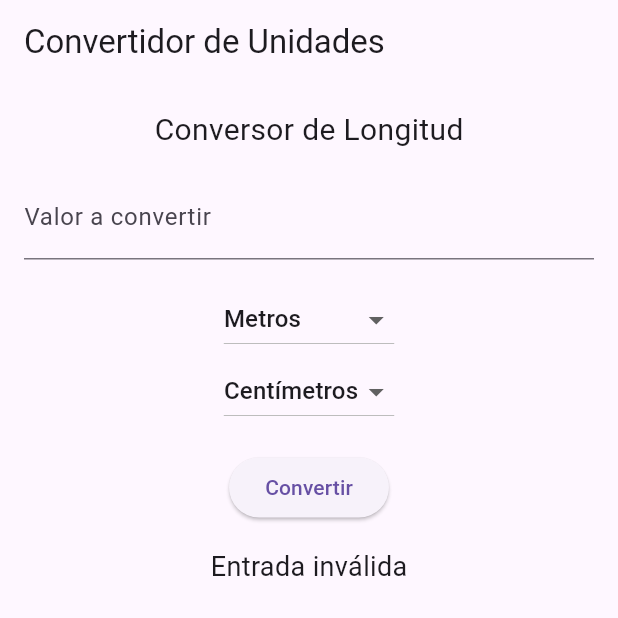
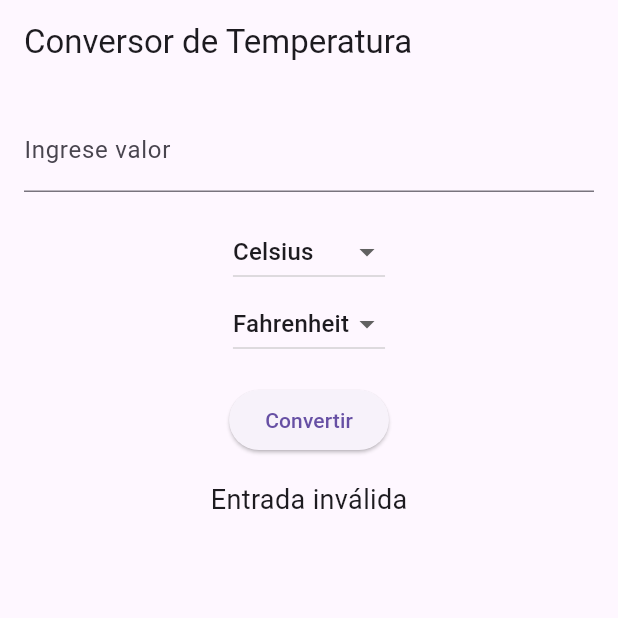
Before and after one commit to devfernando23/flutter-class, a Flutter app: the screen it shows after launch, after a tap on "Convertir", on a phone screen of 412 x 824 dp, the top half of it. Run offline on Flutter 3.47's test engine with Material 3 defaults, Android fonts, the light colour scheme and no system bars.

Commit message:
Proyecto de Convertidor de Temperatura

```diff
--- /dev/null
+++ b/lib/controller/temperature_controller.dart
@@ -0,0 +1,24 @@
+// CONTROLADOR: Conecta la vista con el modelo.
+// La vista le pasa datos, el controlador los procesa con ayuda del modelo
+// y devuelve el resultado a la vista.
+
+import '../model/temperature_model.dart';
+
+class TemperatureController {
+  // Instancia del modelo
+  final TemperatureModel _model = TemperatureModel();
+
+  // Método que decide qué conversión hacer según las unidades seleccionadas
+  double convertir(String tipoOrigen, String tipoDestino, double valor) {
+    if (tipoOrigen == tipoDestino) {
+      // Si ambas unidades son iguales, no hace conversión
+      return valor;
+    } else if (tipoOrigen == 'Celsius' && tipoDestino == 'Fahrenheit') {
+      return _model.celsiusToFahrenheit(valor);
+    } else if (tipoOrigen == 'Fahrenheit' && tipoDestino == 'Celsius') {
+      return _model.fahrenheitToCelsius(valor);
+    } else {
+      throw Exception('Conversión no soportada');
+    }
+  }
+}
--- a/lib/main.dart
+++ b/lib/main.dart
@@ -1,170 +1,22 @@
-// Importamos el paquete base de Flutter para construir la app
 import 'package:flutter/material.dart';
+import 'view/converter_view.dart'; // Importamos la vista principal
 
-// Función principal que inicia la app. Llama a UnitConverterApp.
-void main() => runApp(const UnitConverterApp());
+// Función principal que inicia la aplicación
+void main() {
+  // runApp: método que dibuja el widget raíz de la app
+  runApp(const TemperatureApp());
+}
 
-// Widget principal de la aplicación
-class UnitConverterApp extends StatelessWidget {
-  const UnitConverterApp({super.key});
+// Widget raíz (Stateless porque no cambia su estado interno)
+class TemperatureApp extends StatelessWidget {
+  const TemperatureApp({super.key});
 
   @override
   Widget build(BuildContext context) {
-    // MaterialApp es el contenedor principal del estilo Material Design
     return MaterialApp(
-      title: 'Convertidor de Unidades',
-      theme: ThemeData(primarySwatch: Colors.indigo), // Color del tema principal
-      home: const ConverterPage(), // Página principal de la app
+      title: 'Conversor de Temperatura',
+      theme: ThemeData(primarySwatch: Colors.blue), // Tema general
+      home: const ConverterView(), // Vista inicial de la app
     );
   }
 }
-
-// Modelo que representa una unidad de medida (ej. metros, centímetros)
-class UnidadDeMedida {
-  final String nombre; // Nombre visible de la unidad (ej. "Metros")
-
-  // Función que convierte un valor desde esta unidad a una unidad base
-  final double Function(double valor) convertirABase;
-
-  // Función que convierte desde la unidad base hacia esta unidad
-  final double Function(double valor) convertirDesdeBase;
-
-  UnidadDeMedida({
-    required this.nombre,
-    required this.convertirABase,
-    required this.convertirDesdeBase,
-  });
-
-  // Esto permite que el nombre de la unidad se muestre directamente en los Dropdowns
-  @override
-  String toString() => nombre;
-}
-
-// Lista de unidades de longitud disponibles en el conversor
-final List<UnidadDeMedida> unidadesLongitud = [
-  UnidadDeMedida(
-    nombre: 'Metros',
-    convertirABase: (v) => v,           // Ya está en unidad base
-    convertirDesdeBase: (v) => v,
-  ),
-  UnidadDeMedida(
-    nombre: 'Centímetros',
-    convertirABase: (v) => v / 100,     // Convierte a metros
-    convertirDesdeBase: (v) => v * 100, // Convierte desde metros
-  ),
-  UnidadDeMedida(
-    nombre: 'Kilómetros',
-    convertirABase: (v) => v * 1000,    // Contierte a metros
-    convertirDesdeBase: (v) => v / 1000,//Convierte desde kilometros
-  ),
-];
-
-// Widget con estado donde ocurre la lógica y se muestra la interfaz principal
-class ConverterPage extends StatefulWidget {
-  const ConverterPage({super.key});
-
-  @override
-  State<ConverterPage> createState() => _ConverterPageState();
-}
-
-class _ConverterPageState extends State<ConverterPage> {
-  // Unidad seleccionada en origen y destino
-  UnidadDeMedida? unidadOrigen = unidadesLongitud[0];
-  UnidadDeMedida? unidadDestino = unidadesLongitud[1];
-
-  // Controlador del campo de texto donde se ingresa el número
-  TextEditingController controller = TextEditingController();
-
-  // Resultado del cálculo (texto que se muestra debajo)
-  String resultado = '';
-  void convertir() {
-    final valor = double.tryParse(controller.text); // Intenta convertir a número
-
-    if (valor == null) {
-      // Si el valor no es válido, mostramos mensaje de error
-      setState(() {
-        resultado = 'Entrada inválida';
-      });
-      return;
-    }
-
-    // Paso 1: convertir a unidad base (metros)
-    final valorBase = unidadOrigen!.convertirABase(valor);
-
-    // Paso 2: convertir desde unidad base a unidad destino
-    final valorConvertido = unidadDestino!.convertirDesdeBase(valorBase);
-
-    // Actualizamos la vista con el resultado
-    setState(() {
-      resultado =
-          '$valor ${unidadOrigen!.nombre} = ${valorConvertido.toStringAsFixed(2)} ${unidadDestino!.nombre}';
-    });
-  }
-  @override
-  Widget build(BuildContext context) {
-    return Scaffold(
-      appBar: AppBar(title: const Text('Convertidor de Unidades')),
-
-      body: Padding(
-        padding: const EdgeInsets.all(16.0), // Espaciado interno
-        child: Column(
-          children: [
-            const Text(
-              'Conversor de Longitud',
-              style: TextStyle(fontSize: 20),
-            ),
-            const SizedBox(height: 16),
-
-            // Campo de entrada numérica
-            TextField(
-              controller: controller,
-              keyboardType: TextInputType.number,
-              decoration: const InputDecoration(labelText: 'Valor a convertir'),
-            ),
-            const SizedBox(height: 16),
-
-            // Selector de unidad origen
-            DropdownButton<UnidadDeMedida>(
-              value: unidadOrigen,
-              onChanged: (nueva) => setState(() => unidadOrigen = nueva),
-              items: unidadesLongitud.map((unidad) {
-                return DropdownMenuItem(
-                  value: unidad,
-                  child: Text(unidad.nombre),
-                );
-              }).toList(),
-            ),
-
-            // Selector de unidad destino
-            DropdownButton<UnidadDeMedida>(
-              value: unidadDestino,
-              onChanged: (nueva) => setState(() => unidadDestino = nueva),
-              items: unidadesLongitud.map((unidad) {
-                return DropdownMenuItem(
-                  value: unidad,
-                  child: Text(unidad.nombre),
-                );
-              }).toList(),
-            ),
-
-            const SizedBox(height: 16),
-
-            // Botón de conversión
-            ElevatedButton(
-              onPressed: convertir,
-              child: const Text('Convertir'),
-            ),
-
-            const SizedBox(height: 16),
-
-            // Texto del resultado
-            Text(
-              resultado,
-              style: const TextStyle(fontSize: 18),
-            ),
-          ],
-        ),
-      ),
-    );
-  }
-}
--- /dev/null
+++ b/lib/model/temperature_model.dart
@@ -0,0 +1,14 @@
+// MODELO: Contiene la lógica de negocio (cálculos, datos, reglas)
+// No conoce nada de la interfaz gráfica
+
+class TemperatureModel {
+  // Convierte Celsius a Fahrenheit
+  double celsiusToFahrenheit(double celsius) {
+    return (celsius * 9 / 5) + 32;
+  }
+
+  // Convierte Fahrenheit a Celsius
+  double fahrenheitToCelsius(double fahrenheit) {
+    return (fahrenheit - 32) * 5 / 9;
+  }
+}
--- /dev/null
+++ b/lib/view/converter_view.dart
@@ -0,0 +1,115 @@
+// VISTA: Contiene la interfaz gráfica y la interacción con el usuario.
+// No hace cálculos, sino que llama al controlador.
+
+import 'package:flutter/material.dart';
+import '../controller/temperature_controller.dart';
+
+class ConverterView extends StatefulWidget {
+  const ConverterView({super.key});
+
+  @override
+  State<ConverterView> createState() => _ConverterViewState();
+}
+
+class _ConverterViewState extends State<ConverterView> {
+  // Controlador para manejar la lógica
+  final TemperatureController _controller = TemperatureController();
+
+  // Controlador del campo de texto donde el usuario ingresa el valor
+  final TextEditingController _inputController = TextEditingController();
+
+  // Variables para almacenar la unidad seleccionada
+  String _unidadOrigen = 'Celsius';
+  String _unidadDestino = 'Fahrenheit';
+
+  // Texto que mostrará el resultado
+  String _resultado = '';
+
+  // Lista de unidades disponibles
+  final List<String> _unidades = ['Celsius', 'Fahrenheit'];
+
+  // Método que se ejecuta al presionar el botón "Convertir"
+  void _convertir() {
+    // Convertir el texto a número
+    final valor = double.tryParse(_inputController.text);
+
+    if (valor == null) {
+      // Si no es número válido, mostrar error
+      setState(() {
+        _resultado = 'Entrada inválida';
+      });
+      return;
+    }
+
+    // Usar el controlador para hacer la conversión
+    final valorConvertido =
+        _controller.convertir(_unidadOrigen, _unidadDestino, valor);
+
+    // Actualizar la interfaz con el resultado
+    setState(() {
+      _resultado =
+          '$valor $_unidadOrigen = ${valorConvertido.toStringAsFixed(2)} $_unidadDestino';
+    });
+  }
+
+  @override
+  Widget build(BuildContext context) {
+    return Scaffold(
+      appBar: AppBar(title: const Text('Conversor de Temperatura')),
+      body: Padding(
+        padding: const EdgeInsets.all(16.0), // Márgenes internos
+        child: Column(
+          children: [
+            // Campo para que el usuario ingrese el valor
+            TextField(
+              controller: _inputController,
+              keyboardType: TextInputType.number,
+              decoration: const InputDecoration(
+                labelText: 'Ingrese valor',
+              ),
+            ),
+            const SizedBox(height: 16),
+
+            // Selector de unidad de origen
+            DropdownButton<String>(
+              value: _unidadOrigen,
+              onChanged: (value) => setState(() => _unidadOrigen = value!),
+              items: _unidades
+                  .map((unidad) => DropdownMenuItem(
+                        value: unidad,
+                        child: Text(unidad),
+                      ))
+                  .toList(),
+            ),
+
+            // Selector de unidad de destino
+            DropdownButton<String>(
+              value: _unidadDestino,
+              onChanged: (value) => setState(() => _unidadDestino = value!),
+              items: _unidades
+                  .map((unidad) => DropdownMenuItem(
+                        value: unidad,
+                        child: Text(unidad),
+                      ))
+                  .toList(),
+            ),
+            const SizedBox(height: 16),
+
+            // Botón para ejecutar la conversión
+            ElevatedButton(
+              onPressed: _convertir,
+              child: const Text('Convertir'),
+            ),
+            const SizedBox(height: 16),
+
+            // Texto que muestra el resultado
+            Text(
+              _resultado,
+              style: const TextStyle(fontSize: 18),
+            ),
+          ],
+        ),
+      ),
+    );
+  }
+}
```
Also changed, not shown: 2 other files.
